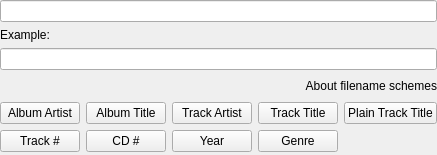
The window that devices/filenameschemedialog.ui (polpo/cantata-mac) describes before a commit, drawn with Qt 5.
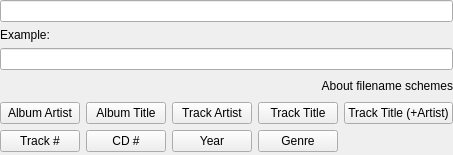
The same window after the commit. Custom widgets are drawn as their Qt base class.

Commit message: Revert %title% to default behaviour. Add %artistandtitle% for "Artist - Title"

What changed in the file:
```diff
--- a/devices/filenameschemedialog.ui
+++ b/devices/filenameschemedialog.ui
@@ -155,7 +155,7 @@
       </size>
      </property>
      <property name="text">
-      <string>Plain Track Title</string>
+      <string>Track Title (+Artist)</string>
      </property>
     </widget>
    </item>
```
Left out of the diff: 2 changed lines with no effect on the pictures. The commit also changes 5 other files.
